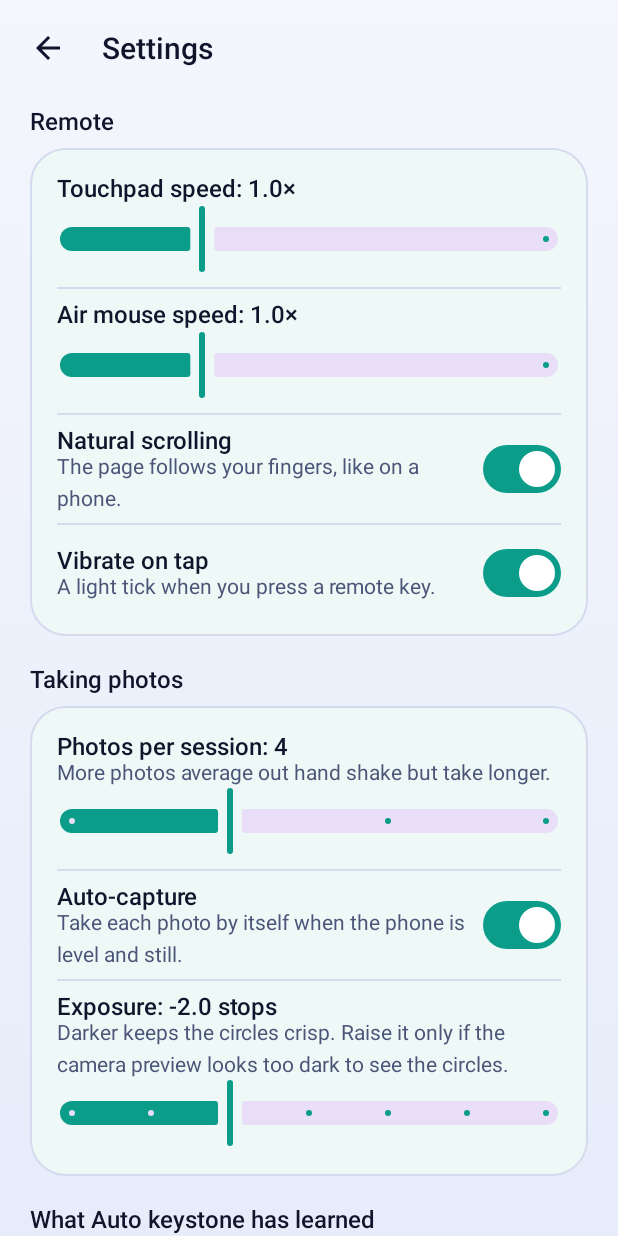
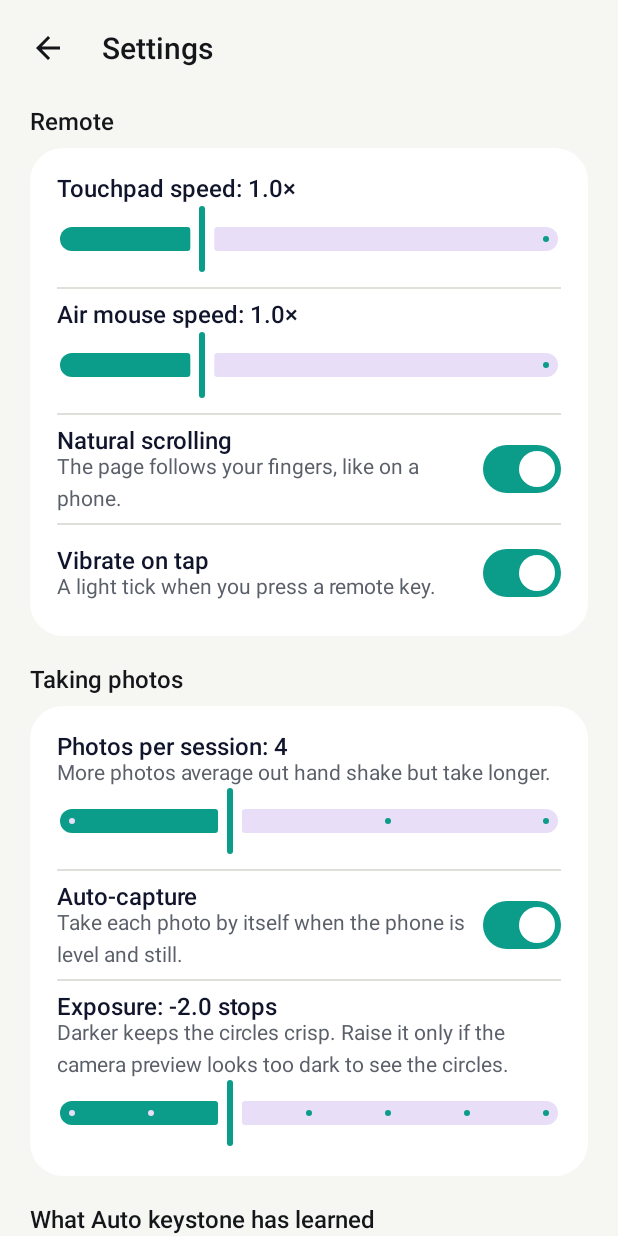
Before and after one commit to Yuvraj675/projector-control, an Android app built with Jetpack Compose: the screen it shows after launch (MainActivity), after a tap on "Settings", on a phone screen of 412 x 824 dp. Run offline under Robolectric (Android 15) with nearby library versions, the phone set to English and light mode, and no system bars.

Commit message:
Survive a dropped link during install, typing bar inside the remote, more haptics, flatter UI, no step bar on Connect; 0.4.4

```diff
--- a/app/build.gradle
+++ b/app/build.gradle
@@ -11,8 +11,8 @@ android {
         applicationId 'dev.keystone.auto'
         minSdk 26
         targetSdk 34
-        versionCode 9
-        versionName '0.4.3'
+        versionCode 10
+        versionName '0.4.4'
     }
 
     buildTypes {
--- a/app/src/main/kotlin/dev/keystone/auto/ui/Components.kt
+++ b/app/src/main/kotlin/dev/keystone/auto/ui/Components.kt
@@ -83,7 +83,7 @@ fun ScreenScaffold(
     content: @Composable ColumnScope.() -> Unit,
 ) {
     AppBackground(modifier) {
-        Column(Modifier.fillMaxSize()) {
+        Column(Modifier.fillMaxSize().imePadding()) {
             Column(Modifier.padding(horizontal = 20.dp).padding(top = 8.dp)) {
                 Row(Modifier.fillMaxWidth().heightIn(min = 48.dp), verticalAlignment = Alignment.CenterVertically) {
                     if (onBack != null) {
@@ -148,10 +148,9 @@ fun TextAction(text: String, onClick: () -> Unit, modifier: Modifier = Modifier,
 fun AppCard(modifier: Modifier = Modifier, padding: Dp = 18.dp, content: @Composable ColumnScope.() -> Unit) {
     Surface(
         modifier = modifier.fillMaxWidth(),
-        shape = RoundedCornerShape(24.dp),
+        shape = RoundedCornerShape(22.dp),
         color = MaterialTheme.colorScheme.surface,
-        tonalElevation = 2.dp,
-        border = androidx.compose.foundation.BorderStroke(1.dp, MaterialTheme.colorScheme.outlineVariant),
+        tonalElevation = 0.dp,
     ) { Column(Modifier.padding(padding), content = content) }
 }
 
--- a/app/src/main/kotlin/dev/keystone/auto/ui/screens/ConnectScreen.kt
+++ b/app/src/main/kotlin/dev/keystone/auto/ui/screens/ConnectScreen.kt
@@ -24,7 +24,6 @@ fun ConnectScreen(vm: AppViewModel) {
 
     ScreenScaffold(
         title = "ProjectorConnect",
-        step = 0,
         actions = {
             IconButton(onClick = { vm.go(Screen.Settings) }) {
                 Icon(Icons.Default.Settings, contentDescription = "Settings", tint = MaterialTheme.colorScheme.onBackground)
@@ -100,7 +99,7 @@ fun ConnectScreen(vm: AppViewModel) {
                 Row(verticalAlignment = Alignment.CenterVertically) {
                     Column(Modifier.weight(1f)) {
                         Text(st.info.displayName, style = MaterialTheme.typography.titleLarge, color = MaterialTheme.colorScheme.onSurface)
-                        Hint("Android ${st.info.androidRelease} · ${st.info.host}")
+                        Hint("Android ${st.info.androidRelease}, ${st.info.host}")
                     }
                     StatusPill("Connected", true)
                 }
--- a/app/src/main/kotlin/dev/keystone/auto/ui/screens/HomeScreen.kt
+++ b/app/src/main/kotlin/dev/keystone/auto/ui/screens/HomeScreen.kt
@@ -122,7 +122,7 @@ private fun DeviceCard(name: String, detail: String, onClick: () -> Unit) {
             Row(verticalAlignment = Alignment.CenterVertically) {
                 Box(Modifier.size(8.dp).clip(CircleShape).background(MaterialTheme.appColors.success))
                 Spacer(Modifier.width(8.dp))
-                Text(if (detail.isNotBlank()) "Connected · $detail" else "Connected", style = MaterialTheme.typography.bodySmall, color = MaterialTheme.colorScheme.onSurfaceVariant, maxLines = 1, overflow = androidx.compose.ui.text.style.TextOverflow.Ellipsis)
+                Text(if (detail.isNotBlank()) "$detail" else "Connected", style = MaterialTheme.typography.bodySmall, color = MaterialTheme.colorScheme.onSurfaceVariant, maxLines = 1, overflow = androidx.compose.ui.text.style.TextOverflow.Ellipsis)
             }
         }
         Icon24(Ico.Chevron, MaterialTheme.colorScheme.onSurfaceVariant, size = 22.dp)
--- a/app/src/main/kotlin/dev/keystone/auto/ui/screens/SettingsScreens.kt
+++ b/app/src/main/kotlin/dev/keystone/auto/ui/screens/SettingsScreens.kt
@@ -100,7 +100,7 @@ fun SettingsScreen(vm: AppViewModel) {
         AppCard {
             val connected = connect as? ConnectState.Connected
             Text(connected?.info?.displayName ?: "Not connected", style = MaterialTheme.typography.titleMedium, color = MaterialTheme.colorScheme.onSurface)
-            connected?.let { Hint("${it.info.host} · picture uses ${(it.keystone.panelUse() * 100).toInt()}% of the panel") }
+            connected?.let { Hint("${it.info.host}, picture uses ${(it.keystone.panelUse() * 100).toInt()}% of the panel") }
             Spacer(Modifier.height(10.dp))
             SecondaryButton("Restore the original keystone", { vm.restoreOriginal() }, enabled = connected != null && hasOriginal)
             Hint("Puts back the keystone the projector had the first time this app connected to it.", Modifier.padding(top = 6.dp))
@@ -154,7 +154,7 @@ fun HistoryScreen(vm: AppViewModel) {
                         )
                     }
                     Spacer(Modifier.height(6.dp))
-                    Hint("${e.captures} photos · shape %.2f:1 · spread ±%.0f px".format(e.params.aspect, e.spreadPx))
+                    Hint("${e.captures} photos, shape %.2f:1, spread ±%.0f px".format(e.params.aspect, e.spreadPx))
                     Hint("Applied ${e.applied.toMap().values.joinToString(" ")}")
                     if (e.verdict.startsWith("rejected:")) Hint(e.verdict.removePrefix("rejected:").lowercase().replace('_', ' '))
                     if (e.note.isNotBlank()) Hint(e.note)
--- a/app/src/main/kotlin/dev/keystone/auto/ui/theme/Theme.kt
+++ b/app/src/main/kotlin/dev/keystone/auto/ui/theme/Theme.kt
@@ -27,11 +27,11 @@ data class AppColors(
 
 private val DarkApp = AppColors(
     success = Color(0xFF4ADE80), warning = Color(0xFFFFB84D),
-    bgTop = Color(0xFF0A0F1E), bgBottom = Color(0xFF111A38), glow = Color(0x3335E0C8),
+    bgTop = Color(0xFF0E1013), bgBottom = Color(0xFF0E1013), glow = Color(0x3335E0C8),
 )
 private val LightApp = AppColors(
     success = Color(0xFF16A34A), warning = Color(0xFFC27800),
-    bgTop = Color(0xFFF4F6FD), bgBottom = Color(0xFFE6ECFA), glow = Color(0x2235E0C8),
+    bgTop = Color(0xFFF6F6F3), bgBottom = Color(0xFFF6F6F3), glow = Color(0x2235E0C8),
 )
 
 val LocalAppColors = staticCompositionLocalOf { DarkApp }
@@ -41,10 +41,10 @@ private val DarkScheme = darkColorScheme(
     primaryContainer = Color(0xFF0F4D45), onPrimaryContainer = Color(0xFFB7F5EC),
     secondary = Color(0xFF8E9BFF), onSecondary = Color(0xFF0E1550),
     tertiary = Color(0xFFFFB84D), onTertiary = Color(0xFF3A2400),
-    background = Color(0xFF0A0F1E), onBackground = Color(0xFFE8ECFF),
-    surface = Color(0xFF121A33), onSurface = Color(0xFFE8ECFF),
-    surfaceVariant = Color(0xFF1B2547), onSurfaceVariant = Color(0xFFA9B4DA),
-    outline = Color(0xFF38426B), outlineVariant = Color(0xFF263056),
+    background = Color(0xFF0E1013), onBackground = Color(0xFFEDEEF0),
+    surface = Color(0xFF171A1F), onSurface = Color(0xFFEDEEF0),
+    surfaceVariant = Color(0xFF22262D), onSurfaceVariant = Color(0xFF9EA3AE),
+    outline = Color(0xFF3A3F49), outlineVariant = Color(0xFF262A31),
     error = Color(0xFFFF6B6B), onError = Color(0xFF3B0000),
     errorContainer = Color(0xFF4A1B22), onErrorContainer = Color(0xFFFFD6D6),
 )
@@ -54,10 +54,10 @@ private val LightScheme = lightColorScheme(
     primaryContainer = Color(0xFFC6F3EC), onPrimaryContainer = Color(0xFF00403A),
     secondary = Color(0xFF4458D6), onSecondary = Color.White,
     tertiary = Color(0xFFC27800), onTertiary = Color.White,
-    background = Color(0xFFF4F6FD), onBackground = Color(0xFF10152B),
+    background = Color(0xFFF6F6F3), onBackground = Color(0xFF14161A),
     surface = Color.White, onSurface = Color(0xFF10152B),
-    surfaceVariant = Color(0xFFE3E8F8), onSurfaceVariant = Color(0xFF4B5578),
-    outline = Color(0xFFB8C0DE), outlineVariant = Color(0xFFD5DBEF),
+    surfaceVariant = Color(0xFFE9E9E4), onSurfaceVariant = Color(0xFF5A5F69),
+    outline = Color(0xFFC4C6CC), outlineVariant = Color(0xFFE0E0DA),
     error = Color(0xFFD64545), onError = Color.White,
     errorContainer = Color(0xFFFFE0E0), onErrorContainer = Color(0xFF5A0F0F),
 )
@@ -73,8 +73,8 @@ val AppTypography = Typography(
     bodyLarge = TextStyle(fontFamily = base, fontWeight = FontWeight.Normal, fontSize = 16.sp, lineHeight = 24.sp),
     bodyMedium = TextStyle(fontFamily = base, fontWeight = FontWeight.Normal, fontSize = 14.sp, lineHeight = 21.sp),
     bodySmall = TextStyle(fontFamily = base, fontWeight = FontWeight.Normal, fontSize = 12.sp, lineHeight = 17.sp),
-    labelLarge = TextStyle(fontFamily = base, fontWeight = FontWeight.SemiBold, fontSize = 15.sp, lineHeight = 20.sp, letterSpacing = 0.2.sp),
-    labelMedium = TextStyle(fontFamily = base, fontWeight = FontWeight.Medium, fontSize = 12.sp, lineHeight = 16.sp, letterSpacing = 0.4.sp),
+    labelLarge = TextStyle(fontFamily = base, fontWeight = FontWeight.SemiBold, fontSize = 15.sp, lineHeight = 20.sp, letterSpacing = 0.sp),
+    labelMedium = TextStyle(fontFamily = base, fontWeight = FontWeight.Medium, fontSize = 12.sp, lineHeight = 16.sp, letterSpacing = 0.sp),
 )
 
 private val AppShapes = Shapes(
```
Also changed, not shown: app/src/main/kotlin/dev/keystone/auto/AppViewModel.kt (+11 -0 lines), app/src/main/kotlin/dev/keystone/auto/link/ProjectorTools.kt (+28 -2 lines), app/src/main/kotlin/dev/keystone/auto/ui/Kit.kt (+3 -4 lines), app/src/main/kotlin/dev/keystone/auto/ui/screens/RemoteScreen.kt (+66 -5 lines), 1 other file.
